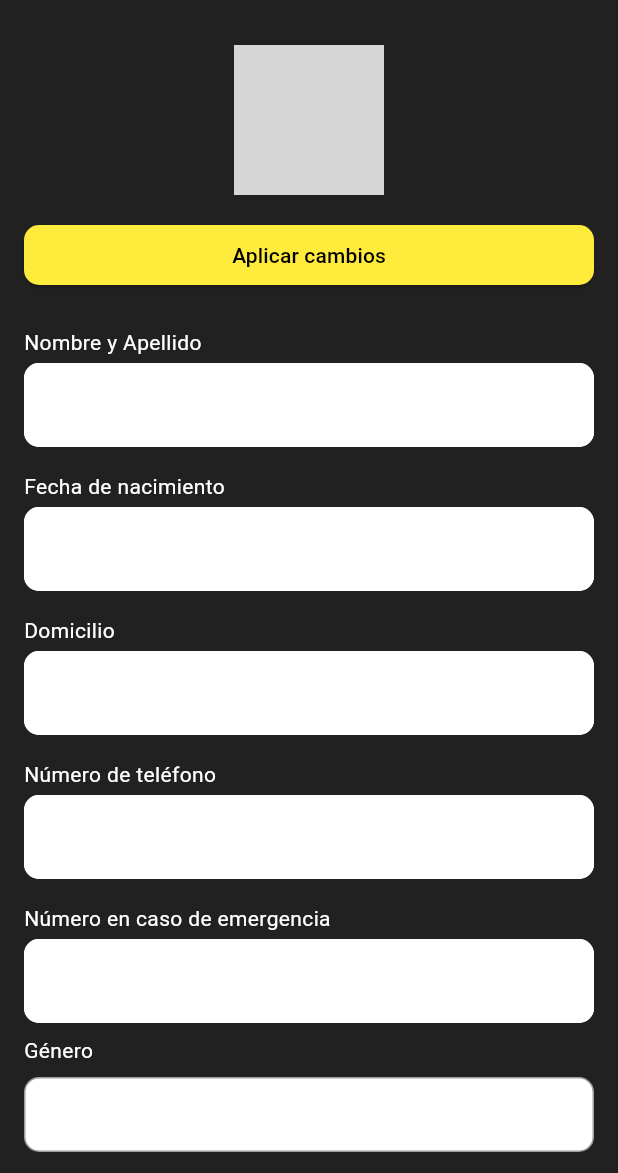
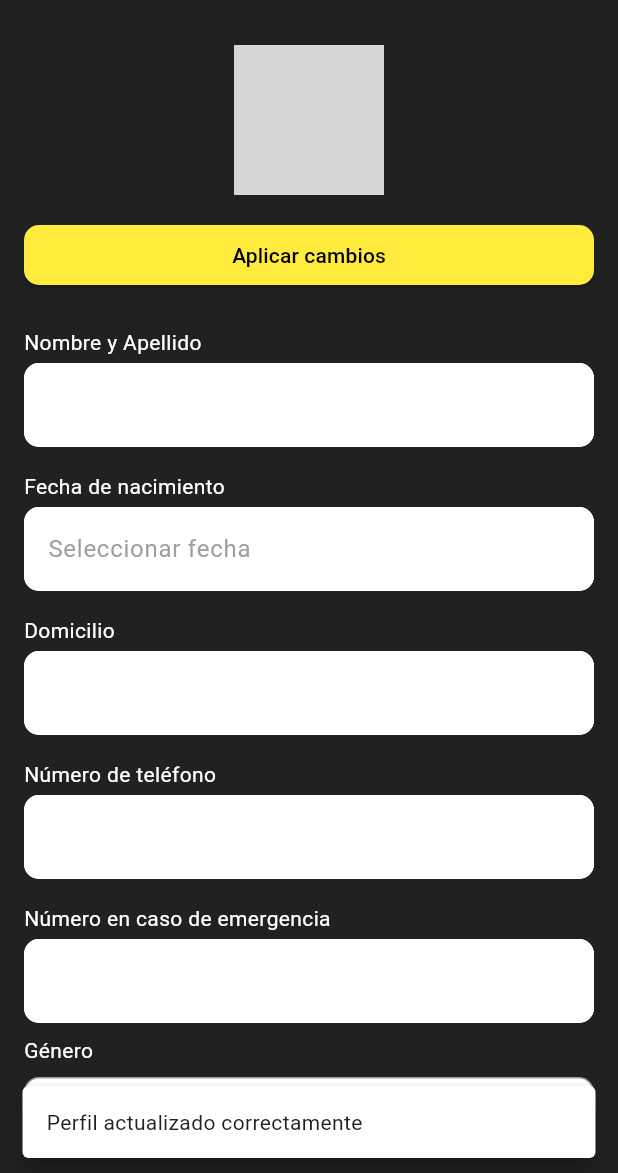
Before and after one commit to julianszw/GymForce, a Flutter app: the ProfileScreen screen opened directly, after a tap on "Aplicar cambios", on a phone screen of 412 x 824 dp, the part 63-1236 px from its top. Run offline on Flutter 3.47's test engine with Material 3 defaults, Android fonts, the phone set to English and light mode, and no system bars; our stand-ins replace camera, cloud_firestore, firebase_auth, firebase_core, firebase_storage, flutter_riverpod and 2 more; missing offline and left inert: flutter_face_api; accounts and stored records are empty; grey boxes are pictures that could not be loaded.

Commit message:
Más cambios en profile-screen: scrolling, buffering al aplicar cambios y hacer que vaya primero a firebase

```diff
--- a/lib/presentation/screens/profile_screen.dart
+++ b/lib/presentation/screens/profile_screen.dart
@@ -5,6 +5,8 @@ import 'package:gym_force/config/providers/user_provider.dart';
 import 'package:gym_force/domain/user_state_domain.dart';
 import 'package:gym_force/presentation/widgets/navigation/drawer_nav_menu.dart';
 import 'package:cloud_firestore/cloud_firestore.dart';
+import 'package:intl/intl.dart';
+import 'package:intl/date_symbol_data_local.dart'; // Importación necesaria
 
 class ProfileScreen extends ConsumerStatefulWidget {
   const ProfileScreen({super.key});
@@ -15,6 +17,7 @@ class ProfileScreen extends ConsumerStatefulWidget {
 
 class _ProfileScreenState extends ConsumerState<ProfileScreen> {
   String? selectedGender;
+  bool _isLoading = false;
 
   TextEditingController nameController = TextEditingController();
   TextEditingController birthdateController = TextEditingController();
@@ -25,6 +28,7 @@ class _ProfileScreenState extends ConsumerState<ProfileScreen> {
   @override
   void initState() {
     super.initState();
+    initializeDateFormatting('es', null); // Inicializa los datos de fecha para español
     final user = ref.read(userProvider);
     nameController.text = user.name ?? '';
     birthdateController.text = user.birthdate ?? '';
@@ -32,6 +36,21 @@ class _ProfileScreenState extends ConsumerState<ProfileScreen> {
     phoneController.text = user.phone ?? '';
     emergencyPhoneController.text = user.emergencyPhone ?? '';
     selectedGender = (user.gender?.isEmpty ?? true) ? null : user.gender;
+  }
+
+  Future<void> _selectDate() async {
+    DateTime? picked = await showDatePicker(
+      context: context,
+      firstDate: DateTime(1900),
+      lastDate: DateTime.now(),
+      initialDate: DateTime.now(),
+    );
+
+    if (picked != null) {
+      setState(() {
+        birthdateController.text = DateFormat("d 'de' MMMM 'del' y", 'es').format(picked);
+      });
+    }
   }
 
   @override
@@ -43,23 +62,47 @@ class _ProfileScreenState extends ConsumerState<ProfileScreen> {
         title: Text('¡Bienvenido, ${user.name ?? 'Usuario'}!'),
       ),
       drawer: const DrawerNavMenu(),
-      body: SingleChildScrollView(
-        padding: const EdgeInsets.all(16.0),
+      body: _isLoading
+          ? const Center(child: CircularProgressIndicator())
+          : SingleChildScrollView(
+              padding: const EdgeInsets.only(left: 16, right: 16, top: 16, bottom: 118),
               child: Column(
                 crossAxisAlignment: CrossAxisAlignment.center,
                 children: [
                   CircleAvatar(
                     radius: 50,
-              backgroundImage: (user.profile != null && user.profile!.isNotEmpty)
+                    backgroundImage: (user.profile != null &&
+                            user.profile!.isNotEmpty)
                         ? NetworkImage(user.profile!)
-                  : AssetImage('assets/profile_picture.jpg') as ImageProvider,
+                        : AssetImage('assets/profile_picture.jpg')
+                            as ImageProvider,
                   ),
                   const SizedBox(height: 16),
                   SizedBox(
                     width: double.infinity,
                     child: ElevatedButton(
                       onPressed: () async {
-                  if (user.uid != null) {
+                        if (user.uid == null) return;
+
+                        setState(() {
+                          _isLoading = true;
+                        });
+
+                        try {
+                          await FirebaseFirestore.instance
+                              .collection('users')
+                              .doc(user.uid)
+                              .update({
+                            'name': nameController.text,
+                            'birthdate': birthdateController.text,
+                            'address': addressController.text,
+                            'gender': selectedGender,
+                            'phone': phoneController.text,
+                            'emergencyPhone':
+                                emergencyPhoneController.text,
+                            'profile': user.profile,
+                          });
+
                           ref.read(userProvider.notifier).setUser(
                                 uid: user.uid!,
                                 email: user.email,
@@ -69,21 +112,35 @@ class _ProfileScreenState extends ConsumerState<ProfileScreen> {
                                 address: addressController.text,
                                 gender: selectedGender,
                                 phone: phoneController.text,
-                      emergencyPhone: emergencyPhoneController.text,
+                                emergencyPhone:
+                                    emergencyPhoneController.text,
                                 profile: user.profile,
                               );
 
-                    await FirebaseFirestore.instance
-                        .collection('users')
-                        .doc(user.uid)
-                        .update({
-                          'name': nameController.text,
-                          'birthdate': birthdateController.text,
-                          'address': addressController.text,
-                          'gender': selectedGender,
-                          'phone': phoneController.text,
-                          'emergencyPhone': emergencyPhoneController.text,
-                          'profile': user.profile,
+                          ScaffoldMessenger.of(context).showSnackBar(
+                            const SnackBar(
+                              content: Text(
+                                  'Perfil actualizado correctamente'),
+                              behavior: SnackBarBehavior.floating,
+                            ),
+                          );
+                        } on FirebaseException catch (e) {
+                          ScaffoldMessenger.of(context).showSnackBar(
+                            SnackBar(
+                              content: Text(
+                                  'Error al actualizar el perfil: ${e.message}'),
+                            ),
+                          );
+                        } catch (e) {
+                          ScaffoldMessenger.of(context).showSnackBar(
+                            SnackBar(
+                              content: Text(
+                                  'Error inesperado al actualizar el perfil: $e'),
+                            ),
+                          );
+                        } finally {
+                          setState(() {
+                            _isLoading = false;
                           });
                         }
                       },
@@ -98,20 +155,65 @@ class _ProfileScreenState extends ConsumerState<ProfileScreen> {
                     ),
                   ),
                   const SizedBox(height: 16),
-            _ProfileTextField(label: 'Nombre y Apellido', hint: user.name ?? '', controller: nameController),
-            _ProfileTextField(label: 'Fecha de nacimiento', hint: user.birthdate ?? '09/03/2005', controller: birthdateController),
-            _ProfileTextField(label: 'Domicilio', hint: user.address ?? 'Av. Corrientes 2553', controller: addressController),
-            _ProfileTextField(label: 'Número de teléfono', hint: user.phone ?? '54 9 11 2482-3758', controller: phoneController),
-            _ProfileTextField(label: 'Número en caso de emergencia', hint: user.emergencyPhone ?? '54 9 11 2482-3758', controller: emergencyPhoneController),
+                  _ProfileTextField(
+                    label: 'Nombre y Apellido',
+                    hint: user.name ?? '',
+                    controller: nameController,
+                  ),
+                  Padding(
+                    padding: const EdgeInsets.symmetric(vertical: 8.0),
+                    child: Column(
+                      crossAxisAlignment: CrossAxisAlignment.start,
+                      children: [
+                        const Text(
+                          'Fecha de nacimiento',
+                          style: TextStyle(color: Colors.white),
+                        ),
+                        const SizedBox(height: 4),
+                        TextField(
+                          controller: birthdateController,
+                          style: const TextStyle(color: Colors.black),
+                          readOnly: true,
+                          onTap: _selectDate,
+                          decoration: InputDecoration(
+                            hintText: 'Seleccionar fecha',
+                            hintStyle: const TextStyle(color: Colors.grey),
+                            filled: true,
+                            fillColor: Colors.white,
+                            border: OutlineInputBorder(
+                              borderRadius: BorderRadius.circular(10),
+                            ),
+                          ),
+                        ),
+                      ],
+                    ),
+                  ),
+                  _ProfileTextField(
+                    label: 'Domicilio',
+                    hint: user.address ?? '',
+                    controller: addressController,
+                  ),
+                  _ProfileTextField(
+                    label: 'Número de teléfono',
+                    hint: user.phone ?? '',
+                    controller: phoneController,
+                  ),
+                  _ProfileTextField(
+                    label: 'Número en caso de emergencia',
+                    hint: user.emergencyPhone ?? '',
+                    controller: emergencyPhoneController,
+                  ),
                   SingleChildScrollView(
                     child: Column(
                       crossAxisAlignment: CrossAxisAlignment.start,
                       children: [
-                  const Text('Género', style: TextStyle(color: Colors.white)),
+                        const Text('Género',
+                            style: TextStyle(color: Colors.white)),
                         const SizedBox(height: 8),
                         Container(
                           width: double.infinity,
-                    padding: const EdgeInsets.symmetric(horizontal: 8.0),
+                          padding: const EdgeInsets.symmetric(
+                              horizontal: 8.0),
                           decoration: BoxDecoration(
                             color: Colors.white,
                             borderRadius: BorderRadius.circular(10),
@@ -120,9 +222,12 @@ class _ProfileScreenState extends ConsumerState<ProfileScreen> {
                           child: DropdownButton<String>(
                             value: selectedGender,
                             isExpanded: true,
-                      underline: SizedBox(),
-                      items: <String>['Masculino', 'Femenino', 'Otro']
-                          .map<DropdownMenuItem<String>>((String value) {
+                            underline: const SizedBox(),
+                            items: <String>[
+                              'Masculino',
+                              'Femenino',
+                              'Otro'
+                            ].map<DropdownMenuItem<String>>((String value) {
                               return DropdownMenuItem<String>(
                                 value: value,
                                 child: Text(value),
@@ -152,7 +257,11 @@ class _ProfileTextField extends StatelessWidget {
   final String hint;
   final TextEditingController controller;
 
-  const _ProfileTextField({required this.label, required this.hint, required this.controller});
+  const _ProfileTextField({
+    required this.label,
+    required this.hint,
+    required this.controller,
+  });
 
   @override
   Widget build(BuildContext context) {
@@ -168,7 +277,7 @@ class _ProfileTextField extends StatelessWidget {
           const SizedBox(height: 4),
           TextField(
             controller: controller,
-            style: TextStyle(color: Colors.black),
+            style: const TextStyle(color: Colors.black),
             decoration: InputDecoration(
               hintText: hint,
               hintStyle: const TextStyle(color: Colors.grey),
```
Lines whose indentation alone changed are shown as unchanged.
